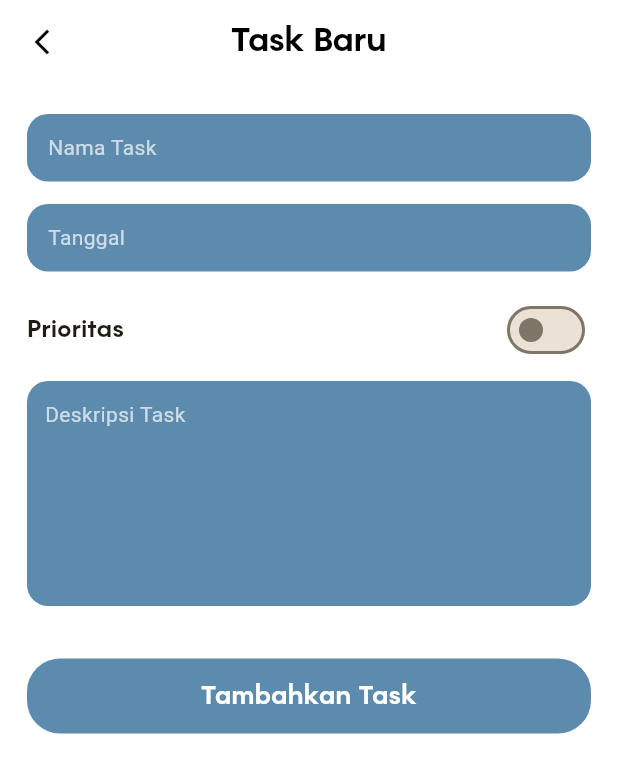
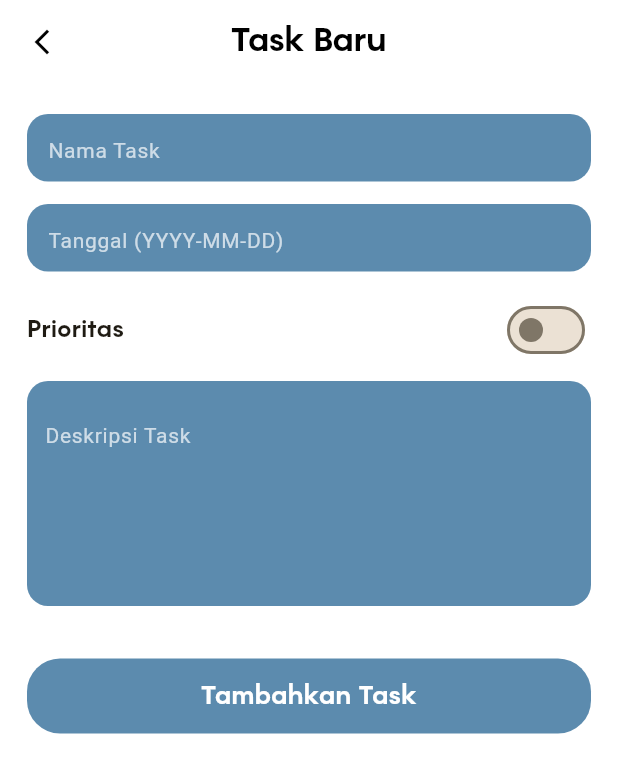
Before and after one commit to habibNurrohmad/ticktask_frontend, a Flutter app: the CreateNewTaskView screen opened by its route, on a phone screen of 412 x 824 dp. Shown: the top 773 px of the screen. Run offline on Flutter 3.47's test engine with Material 3 defaults, Android fonts, the light colour scheme and no system bars; our stand-ins replace get, get_storage, image_picker, table_calendar; accounts and stored records are empty.

Commit message:
integrasi create task

```diff
--- a/lib/app/modules/create_new_task/views/create_new_task_view.dart
+++ b/lib/app/modules/create_new_task/views/create_new_task_view.dart
@@ -1,4 +1,6 @@
 import 'package:flutter/material.dart';
+import 'package:get/get.dart';
+import '../controllers/create_new_task_controller.dart';
 
 class CreateNewTaskView extends StatefulWidget {
   const CreateNewTaskView({super.key});
@@ -8,7 +10,11 @@ class CreateNewTaskView extends StatefulWidget {
 }
 
 class _CreateNewTaskViewState extends State<CreateNewTaskView> {
-  bool _isPriority = false; // ← variabel agar switch dinamis
+  final c = Get.put(CreateNewTaskController());
+
+  final titleC = TextEditingController();
+  final deadlineC = TextEditingController();
+  final descC = TextEditingController();
 
   @override
   Widget build(BuildContext context) {
@@ -17,10 +23,13 @@ class _CreateNewTaskViewState extends State<CreateNewTaskView> {
       appBar: AppBar(
         backgroundColor: Colors.transparent,
         elevation: 0,
-        leading: const Icon(
+        leading: GestureDetector(
+          onTap: () => Get.back(),
+          child: const Icon(
             Icons.arrow_back_ios_new,
             color: Colors.black,
             size: 20,
+          ),
         ),
         title: const Text(
           "Task Baru",
@@ -41,10 +50,20 @@ class _CreateNewTaskViewState extends State<CreateNewTaskView> {
             children: [
               const SizedBox(height: 20),
 
-              _inputBox("Nama Task"),
+              // --- INPUT TITLE ---
+              _inputBox(
+                controller: titleC,
+                hint: "Nama Task",
+                onChanged: (v) => c.title.value = v,
+              ),
               const SizedBox(height: 15),
 
-              _inputBox("Tanggal"),
+              // --- INPUT DEADLINE ---
+              _inputBox(
+                controller: deadlineC,
+                hint: "Tanggal (YYYY-MM-DD)",
+                onChanged: (v) => c.deadline.value = v,
+              ),
               const SizedBox(height: 15),
 
               // --- PRIORITAS + SWITCH ---
@@ -59,15 +78,13 @@ class _CreateNewTaskViewState extends State<CreateNewTaskView> {
                       fontFamily: 'Rothek',
                     ),
                   ),
-                  Switch(
-                    value: _isPriority,
+                  Obx(() {
+                    return Switch(
+                      value: c.isPriority.value,
                       activeColor: Colors.blue,
-                    onChanged: (val) {
-                      setState(() {
-                        _isPriority = val;
-                      });
-                    },
-                  ),
+                      onChanged: (val) => c.isPriority.value = val,
+                    );
+                  }),
                 ],
               ),
 
@@ -82,27 +99,39 @@ class _CreateNewTaskViewState extends State<CreateNewTaskView> {
                   borderRadius: BorderRadius.circular(14),
                 ),
                 padding: const EdgeInsets.all(12),
-                child: const Align(
-                  alignment: Alignment.topLeft,
-                  child: Text(
-                    "Deskripsi Task",
-                    style: TextStyle(color: Colors.white70, fontSize: 14),
+                child: TextField(
+                  controller: descC,
+                  maxLines: null,
+                  onChanged: (v) => c.description.value = v,
+                  style: const TextStyle(color: Colors.white),
+                  decoration: const InputDecoration(
+                    hintText: "Deskripsi Task",
+                    hintStyle: TextStyle(color: Colors.white70, fontSize: 14),
+                    border: InputBorder.none,
                   ),
                 ),
               ),
 
               const SizedBox(height: 35),
 
-              // --- BUTTON ---
-              Container(
+              // --- BUTTON SUBMIT ---
+              Obx(() {
+                return GestureDetector(
+                  onTap: c.isLoading.value ? null : () => c.submitTask(),
+                  child: Container(
                     width: double.infinity,
                     height: 50,
                     decoration: BoxDecoration(
                       color: const Color(0xFF5C8BAE),
                       borderRadius: BorderRadius.circular(22),
                     ),
-                child: const Center(
-                  child: Text(
+                    child: Center(
+                      child:
+                          c.isLoading.value
+                              ? const CircularProgressIndicator(
+                                color: Colors.white,
+                              )
+                              : const Text(
                                 "Tambahkan Task",
                                 style: TextStyle(
                                   fontFamily: 'Rothek',
@@ -113,6 +142,8 @@ class _CreateNewTaskViewState extends State<CreateNewTaskView> {
                               ),
                     ),
                   ),
+                );
+              }),
 
               const SizedBox(height: 20),
             ],
@@ -122,8 +153,14 @@ class _CreateNewTaskViewState extends State<CreateNewTaskView> {
     );
   }
 
-  // INPUT BOX
-  Widget _inputBox(String hint) {
+  // -------------------------------------------
+  // CUSTOM INPUT BOX
+  // -------------------------------------------
+  Widget _inputBox({
+    required TextEditingController controller,
+    required String hint,
+    required Function(String) onChanged,
+  }) {
     return Container(
       height: 45,
       decoration: BoxDecoration(
@@ -132,9 +169,15 @@ class _CreateNewTaskViewState extends State<CreateNewTaskView> {
       ),
       padding: const EdgeInsets.symmetric(horizontal: 14),
       alignment: Alignment.centerLeft,
-      child: Text(
-        hint,
-        style: const TextStyle(color: Colors.white70, fontSize: 14),
+      child: TextField(
+        controller: controller,
+        onChanged: onChanged,
+        style: const TextStyle(color: Colors.white),
+        decoration: InputDecoration(
+          hintText: hint,
+          hintStyle: const TextStyle(color: Colors.white70, fontSize: 14),
+          border: InputBorder.none,
+        ),
       ),
     );
   }
```
Also changed, not shown: lib/app/modules/create_new_task/controllers/create_new_task_controller.dart (+50 -17 lines), lib/app/modules/home/controllers/home_controller.dart (+27 -3 lines). Lines whose indentation alone changed are shown as unchanged.
